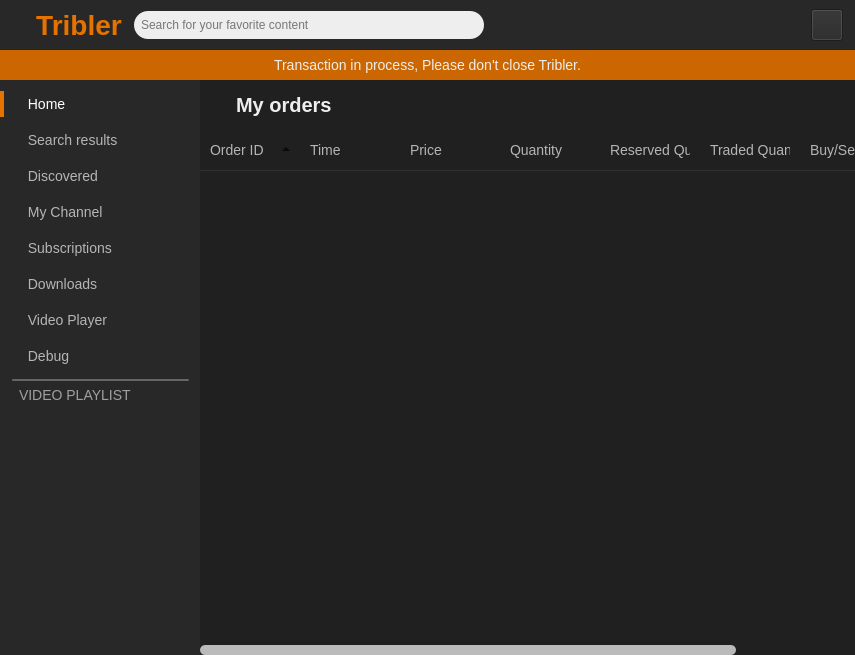
Qt form TriblerGUI/qt_resources/mainwindow.ui (devos50/tribler) before a commit.
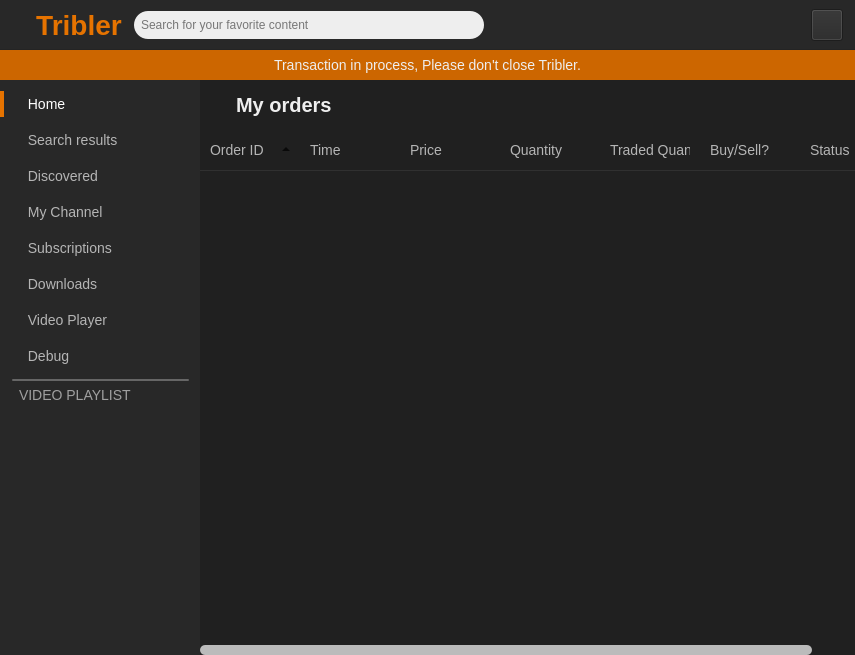
The same form after that commit. Icons and pictures are not drawn. Custom widgets are drawn as their Qt base class.

Commit message: Made it possible to cancel order in GUI

```diff
--- a/TriblerGUI/qt_resources/mainwindow.ui
+++ b/TriblerGUI/qt_resources/mainwindow.ui
@@ -11107,11 +11107,6 @@
               <string>Quantity</string>
              </property>
             </column>
-            <column>
-             <property name="text">
-              <string>Reserved Quantity</string>
-             </property>
-            </column>
             <column>
              <property name="text">
               <string>Traded Quantity</string>
```
Left out of the diff: 7 changed lines with no effect on the pictures. The commit also changes 2 other files.
